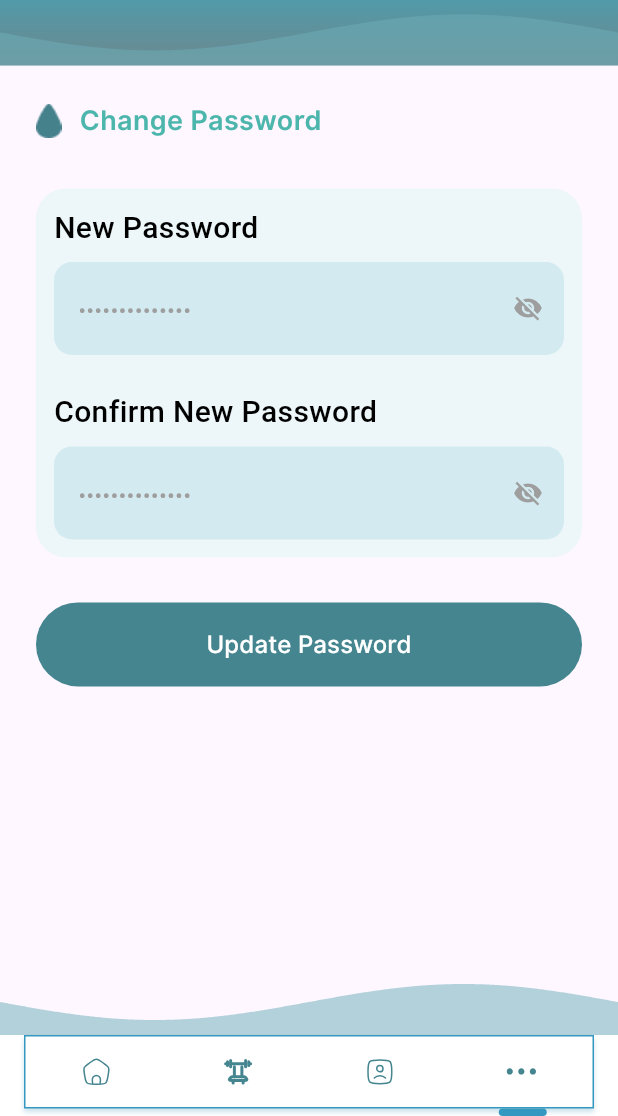
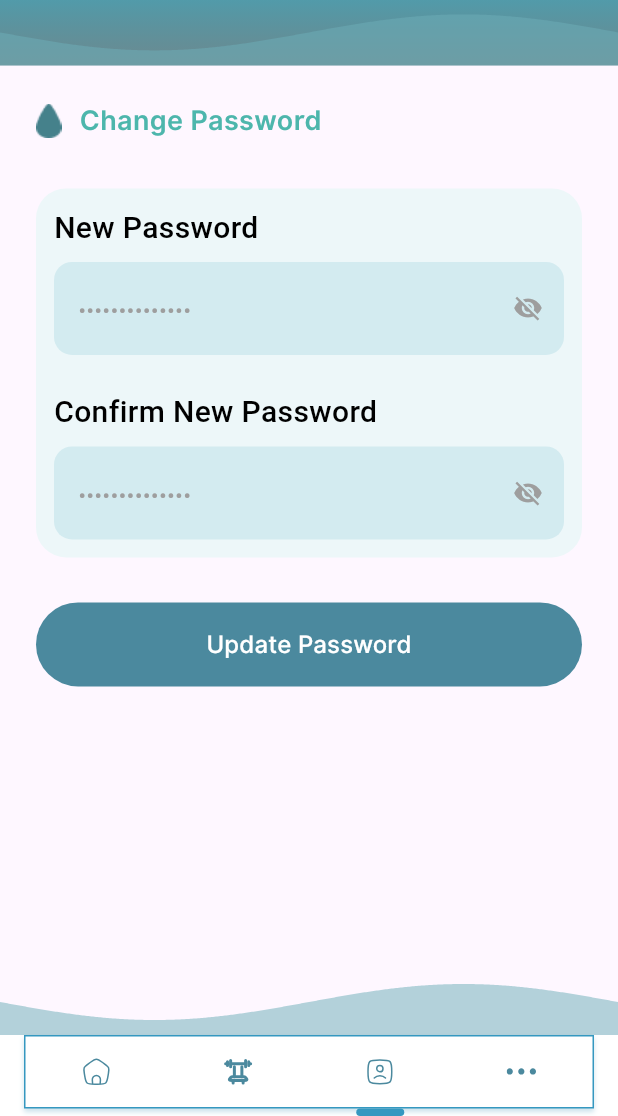
Before and after one commit to ATC-Group-website/wavex_mobile, a Flutter app: the ChangePasswordScreen screen opened by its route, on a phone screen of 412 x 824 dp, the part 120-1236 px from its top. Run offline on Flutter 3.47's test engine with Material 3 defaults, Android fonts, the phone set to English and light mode, and no system bars; our stand-ins replace bloc, cloud_firestore, dio, dotted_border, equatable, firebase_core and 12 more; missing offline and left inert: flutter_stripe; accounts and stored records are empty; network calls fail; project files that could hold a hidden picture were left out.

Commit message:
style: apply Figma palette and navigation mapping

```diff
--- a/lib/core/theme/colors.dart
+++ b/lib/core/theme/colors.dart
@@ -1,13 +1,19 @@
 import 'package:flutter/material.dart';
 
 class AppColors {
-  static const scaffoldBackGroundColor = Color(0xfff6f6f6);
-  static const containerBorderColor = Color(0xFFDEDEDE);
+  static const scaffoldBackGroundColor = Color(0xFFF7F8FA);
+  static const containerBorderColor = Color(0xFF6DAFB9);
   static const whiteColor = Colors.white;
-  static const primaryColor = Color(0xFF44858F);
+  static const primaryColor = Color(0xFF4B899E);
   static const orangeColor = Color(0xFFFE832A);
-  static const blackColor = Color(0xFF4A4A4A);
+  static const blackColor = Color(0xFF2F545F);
   static const greenColor = Colors.green;
+
+  static const figmaBackground = Color(0xFFF7F8FA);
+  static const figmaInputFill = Color(0xFFD6E9F0);
+  static const figmaText = Color(0xFF2F545F);
+  static const figmaPrimary = Color(0xFF4B899E);
+  static const figmaFormBorder = Color(0xFF6DAFB9);
 
   // New Figma palette reference.
   static const figma316D80 = Color(0xFF316D80);
--- a/lib/features/add_auto_address_screen/presentation/screen/add_auto_address_screen.dart
+++ b/lib/features/add_auto_address_screen/presentation/screen/add_auto_address_screen.dart
@@ -341,7 +341,7 @@ class _AddAutoAddressScreenState extends State<AddAutoAddressScreen> {
                 painter: BottomWavePainter(),
               ),
               const BottomNavigation(
-                currentIndex: 3,
+                currentIndex: 2,
               ),
             ],
           ),
--- a/lib/features/add_manual_address_screen/presentation/screen/add_manual_address_screen.dart
+++ b/lib/features/add_manual_address_screen/presentation/screen/add_manual_address_screen.dart
@@ -396,7 +396,7 @@ class _AddManualAddressScreenState extends State<AddManualAddressScreen> {
                     painter: BottomWavePainter(),
                   ),
                   const BottomNavigation(
-                    currentIndex: 3,
+                    currentIndex: 2,
                   ),
                 ],
               ),
--- a/lib/features/change_password_screen/presentation/screen/change_password_screen.dart
+++ b/lib/features/change_password_screen/presentation/screen/change_password_screen.dart
@@ -220,7 +220,7 @@ class _ChangePasswordScreenState extends State<ChangePasswordScreen> {
                 painter: BottomWavePainter(),
               ),
               const BottomNavigation(
-                currentIndex: 3,
+                currentIndex: 2,
               ),
             ],
           ),
--- a/lib/features/my_addresses_screen/presentation/screen/my_addresses_screen.dart
+++ b/lib/features/my_addresses_screen/presentation/screen/my_addresses_screen.dart
@@ -481,7 +481,7 @@ class _MyAddressesScreenState extends State<MyAddressesScreen>  with RouteAware{
                 painter: BottomWavePainter(),
               ),
               const BottomNavigation(
-                currentIndex: 3,
+                currentIndex: 2,
               ),
             ],
           ),
--- a/lib/features/order_details_screen/presentation/screen/order_details_screen.dart
+++ b/lib/features/order_details_screen/presentation/screen/order_details_screen.dart
@@ -421,7 +421,7 @@ class _OrderDetailsScreenState extends State<OrderDetailsScreen> {
                 painter: BottomWavePainter(),
               ),
               const BottomNavigation(
-                currentIndex: 3,
+                currentIndex: 2,
               ),
             ],
           ),
--- a/lib/features/orders_screen/presentation/screen/orders_screen.dart
+++ b/lib/features/orders_screen/presentation/screen/orders_screen.dart
@@ -174,7 +174,7 @@ class _OrdersScreenState extends State<OrdersScreen> {
                 painter: BottomWavePainter(),
               ),
               const BottomNavigation(
-                currentIndex: 3,
+                currentIndex: 2,
               ),
             ],
           ),
--- a/lib/features/profile_screen/presentation/screen/profile_screen.dart
+++ b/lib/features/profile_screen/presentation/screen/profile_screen.dart
@@ -27,7 +27,7 @@ class ProfileScreen extends StatefulWidget {
 }
 
 class _ProfileScreenState extends State<ProfileScreen> {
-  int _currentIndex = 3; // Highlight the profile icon in bottom nav
+  int _currentIndex = 2; // Highlight the profile icon in bottom nav
   bool _showLogoutDialog = false;
 
   void _hideLogoutDialog() {
--- a/lib/features/sessions_screen/presentation/screen/sessions_screen.dart
+++ b/lib/features/sessions_screen/presentation/screen/sessions_screen.dart
@@ -1406,7 +1406,7 @@ class _SessionsScreenState extends State<SessionsScreen> {
                   painter: BottomWavePainter(),
                 ),
                 const BottomNavigation(
-                  currentIndex: 3,
+                  currentIndex: 2,
                 ),
               ],
             ),
--- a/lib/features/settings_screen/presentation/screen/settings_screen.dart
+++ b/lib/features/settings_screen/presentation/screen/settings_screen.dart
@@ -409,7 +409,7 @@ class _SettingsScreenState extends State<SettingsScreen> {
                 size: Size(MediaQuery.of(context).size.width, 0),
                 painter: BottomWavePainter(),
               ),
-              const BottomNavigation(currentIndex: 3),
+              const BottomNavigation(currentIndex: 2),
             ],
           ),
         ],
--- a/lib/features/update_user_profile_screen/presentation/screen/update_user_profile_screen.dart
+++ b/lib/features/update_user_profile_screen/presentation/screen/update_user_profile_screen.dart
@@ -28,7 +28,7 @@ class _UpdateUserProfileScreenState extends State<UpdateUserProfileScreen> {
   final TextEditingController _phoneController = TextEditingController();
   final TextEditingController _emailController = TextEditingController();
   final TextEditingController _emergencyNumber = TextEditingController();
-  final int _currentIndex = 3; // Highlight the profile icon in bottom nav
+  final int _currentIndex = 2; // Highlight the profile icon in bottom nav
 
   Map<String, String> splitFullName(String fullName) {
     List<String> parts = fullName.trim().split(" ");
```
